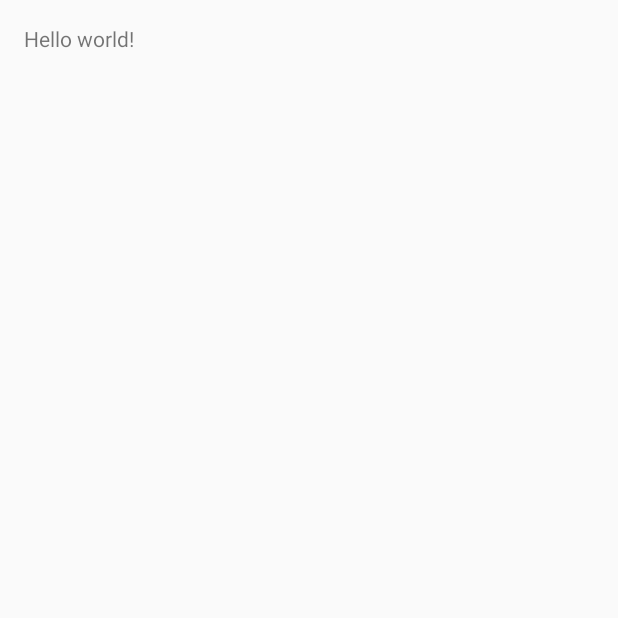
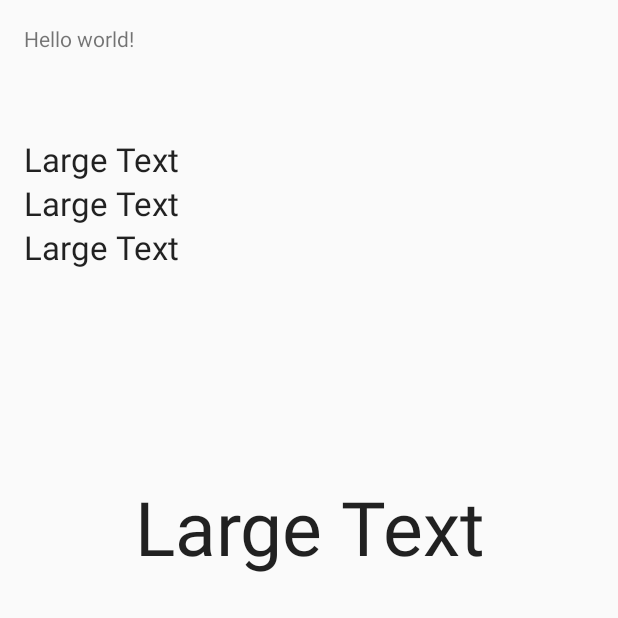
Before and after one commit to mrnesss/bopit, an Android app: the GameActivity screen opened directly, with no data from a screen before it, on a phone screen of 412 x 824 dp, the top half of it. Before the commit the part shown is almost empty. Run offline under Robolectric (Android 15) with nearby library versions, the phone set to English and light mode, and no system bars.

Commit message:
updated GameActivity with motions

```diff
--- a/Bopit/app/src/main/java/com/bopit/app/GameActivity.java
+++ b/Bopit/app/src/main/java/com/bopit/app/GameActivity.java
@@ -6,12 +6,15 @@ import android.hardware.Sensor;
 import android.hardware.SensorEvent;
 import android.hardware.SensorEventListener;
 import android.hardware.SensorManager;
+import android.opengl.Matrix;
 import android.os.Bundle;
 import android.os.Handler;
 import android.util.Log;
 import android.view.MotionEvent;
+import android.widget.TextView;
 import android.widget.Toast;
 
+import java.util.ArrayList;
 import java.util.Random;
 
 
@@ -25,17 +28,19 @@ public class GameActivity extends Activity implements Runnable,SensorEventListen
     private int lastPlayed = 0;
     private Random r = new Random();
     SensorManager sensorManager;
-    Sensor rotation;
+    Sensor accel;
+    float rx, ry, rz, lrx, lry, lrz;
+    ArrayList<float[]> motion;
+    boolean capture;
 
-    float rx, ry, rz, lrx, lry, lrz;
-
+    TextView tvx, tvy, tvz, tvm;
 
     @Override
     protected void onCreate(Bundle savedInstanceState) {
         super.onCreate(savedInstanceState);
 
         sensorManager = (SensorManager)getSystemService(Context.SENSOR_SERVICE);
-        rotation = sensorManager.getDefaultSensor(Sensor.TYPE_ROTATION_VECTOR);
+        accel = sensorManager.getDefaultSensor(Sensor.TYPE_LINEAR_ACCELERATION);
 
         extras = getIntent().getExtras();
         if(extras != null){
@@ -46,12 +51,23 @@ public class GameActivity extends Activity implements Runnable,SensorEventListen
 
 
         setContentView(R.layout.activity_game);
+
+        rx = ry = rz = lrx = lry = lrz = 0f;
+        motion = new ArrayList<float[]>();
+        capture = true;
+
+        tvx = (TextView)findViewById(R.id.textView);
+        tvy = (TextView)findViewById(R.id.textView3);
+        tvz = (TextView)findViewById(R.id.textView4);
+        tvm = (TextView)findViewById(R.id.textView5);
     }
 
     @Override
     protected void onResume() {
         super.onResume();
-        sensorManager.registerListener(this, rotation, 1500000);
+        //sensorManager.registerListener(this, rotation, 1500000);
+        sensorManager.registerListener(this, accel, SensorManager.SENSOR_DELAY_UI);
+        //sensorManager.registerListener(this, magnet, SensorManager.SENSOR_DELAY_UI);
     }
 
     @Override
@@ -88,9 +104,51 @@ public class GameActivity extends Activity implements Runnable,SensorEventListen
         }
     }
 
+    void processMotion(float x, float y, float z) {
+        float mrx = x, mry = y, mrz = z;
+        if(capture) {
+            if(mrx > 15 && mry > 15 && mrz > 9) {
+                //Toast.makeText(this, "Fap", Toast.LENGTH_SHORT).show();
+                tvm.setText("FAP");
+                capture = false;
+            }
+            if(mrx > 7 && mrz > 7 && mrx > mry && mrz > mry) {
+                //Toast.makeText(this, "Roll", Toast.LENGTH_SHORT).show();
+                tvm.setText("ROLL");
+                capture = false;
+            }
+            if(mrx > 9 && mry > 9 && mrz < 12 && mrx > mrz && mry > mrz) {
+                //Toast.makeText(this, "Twist", Toast.LENGTH_SHORT).show();
+                tvm.setText("TWIST");
+                capture = false;
+            }
+            if(mry > 9 && mrz > 9 && mry > mrx && mrz > mrx) {
+                //Toast.makeText(this, "Flip", Toast.LENGTH_SHORT).show();
+                tvm.setText("FLIP");
+                capture = false;
+            }
+        }
+
+        motion.clear();
+    }
+
     @Override
     public void onSensorChanged(SensorEvent event) {
-        Log.i("accel", event.values[0] + "\t" + event.values[1] + "\t" + event.values[2]);
+        rx = event.values[0];
+        ry = event.values[1];
+        rz = event.values[2];
+
+        if(rx > lrx)
+            lrx = rx;
+        if(ry > lry)
+            lry = ry;
+        if(rz > lrz)
+            lrz = rz;
+        tvx.setText(lrx + "");
+        tvy.setText(lry + "");
+        tvz.setText(lrz + "");
+        if(rx < lrx && ry < lry && rz < lrz)
+            processMotion(lrx, lry, lrz);
     }
 
     @Override
@@ -101,6 +159,10 @@ public class GameActivity extends Activity implements Runnable,SensorEventListen
     @Override
     public boolean onTouchEvent(MotionEvent event) {
         Log.i("touch", event.getX() + " " + event.getY());
+        lrx = 0;
+        lry = 0;
+        lrz = 0;
+        capture = true;
         return true;
     }
 }
--- a/Bopit/app/src/main/res/layout/activity_game.xml
+++ b/Bopit/app/src/main/res/layout/activity_game.xml
@@ -11,6 +11,53 @@
     <TextView
         android:text="@string/hello_world"
         android:layout_width="wrap_content"
-        android:layout_height="wrap_content" />
+        android:layout_height="wrap_content"
+        android:id="@+id/textView2" />
+
+    <TextView
+        android:layout_width="wrap_content"
+        android:layout_height="wrap_content"
+        android:textAppearance="?android:attr/textAppearanceLarge"
+        android:text="Large Text"
+        android:id="@+id/textView"
+        android:layout_below="@+id/textView2"
+        android:layout_alignParentLeft="true"
+        android:layout_alignParentStart="true"
+        android:layout_marginTop="56dp" />
+
+    <TextView
+        android:layout_width="wrap_content"
+        android:layout_height="wrap_content"
+        android:textAppearance="?android:attr/textAppearanceLarge"
+        android:text="Large Text"
+        android:id="@+id/textView3"
+        android:layout_below="@+id/textView"
+        android:layout_alignParentLeft="true"
+        android:layout_alignParentStart="true" />
+
+    <TextView
+        android:layout_width="wrap_content"
+        android:layout_height="wrap_content"
+        android:textAppearance="?android:attr/textAppearanceLarge"
+        android:text="Large Text"
+        android:id="@+id/textView4"
+        android:layout_below="@+id/textView3"
+        android:layout_alignParentLeft="true"
+        android:layout_alignParentStart="true" />
+
+    <TextView
+        android:layout_width="wrap_content"
+        android:layout_height="wrap_content"
+        android:textAppearance="?android:attr/textAppearanceLarge"
+        android:text="Large Text"
+        android:id="@+id/textView5"
+        android:layout_marginTop="138dp"
+        android:gravity="center_horizontal"
+        android:textSize="50dp"
+        android:layout_below="@+id/textView4"
+        android:layout_alignParentLeft="true"
+        android:layout_alignParentStart="true"
+        android:layout_alignParentRight="true"
+        android:layout_alignParentEnd="true" />
 
 </RelativeLayout>
```
